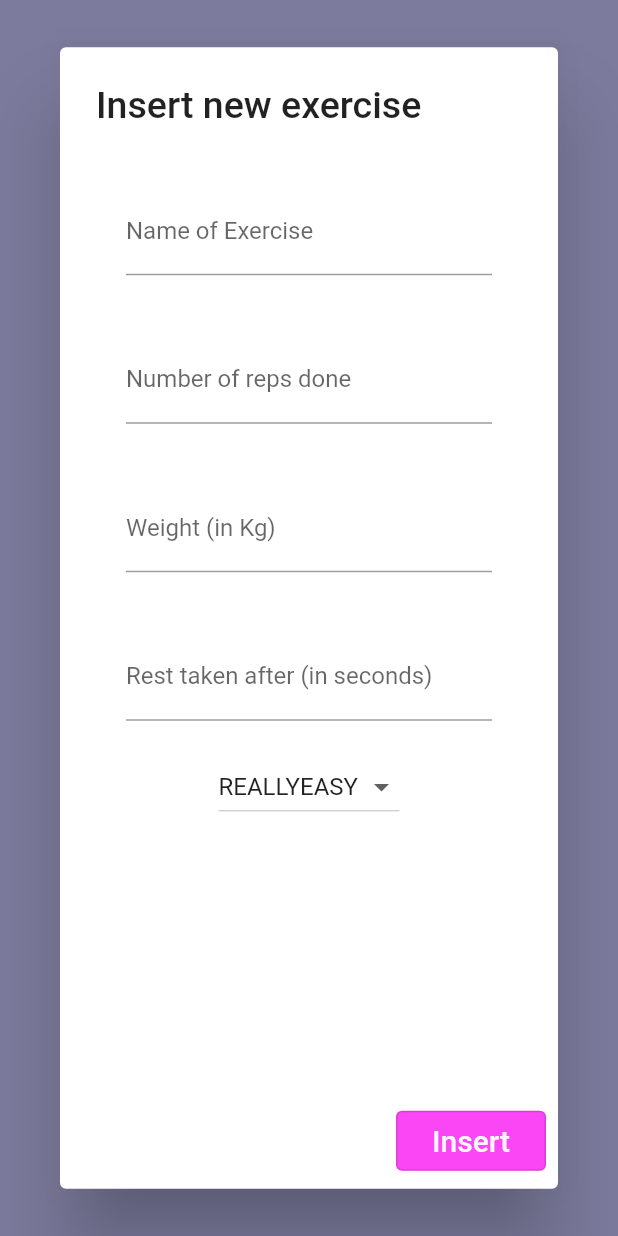
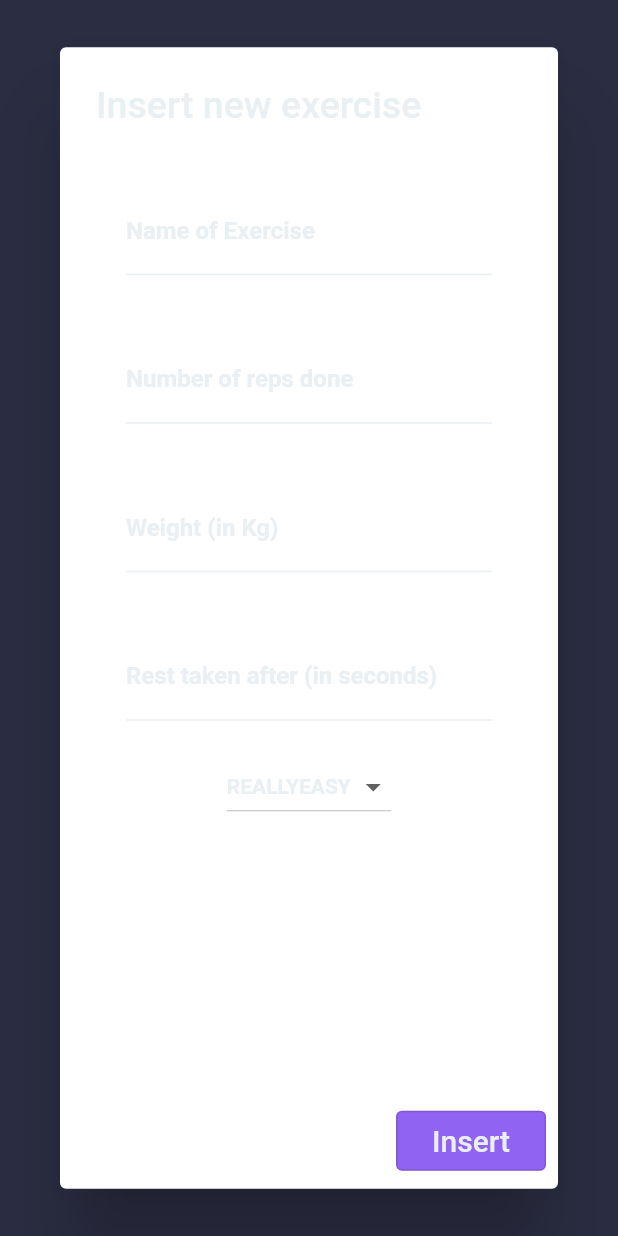
Before and after one commit to Fabri000/gym_track, a Flutter app: the ExerciseInsertionDialog widget shown alone on an empty page, opened directly, on a phone screen of 412 x 824 dp. Run offline on Flutter 3.47's test engine with Material 2 defaults, Android fonts, the light colour scheme and no system bars; missing offline and left inert: window_size.

Commit message:
ReColoring

```diff
--- a/lib/Objects/Enums/app_colors.dart
+++ b/lib/Objects/Enums/app_colors.dart
@@ -1,13 +1,15 @@
 import 'package:flutter/material.dart';
 
 enum AppColors {
-  PRIMARY(Color(0xFFFA46F4)),
-  SECONDARY(Color(0xFFAC84A8)),
-  DARK(Color(0xFF241823)),
-  CONTENT_TEXT(Colors.black),
-  TEXT_LIGHT(Color(0xFFFFF5FF)),
-  BACKGROUND(Color(0xFF7C7B9D));
+  PRIMARY(Color(0xFF9163F2)),
+  SECONDARY(Color(0xFF52498C)),
+  DARK(Color(0xFF492359)),
+  CONTENT_TEXT(Color(0xFF222426)),
+  LIGHT(Color(0xFFE9EFF2)),
+  BACKGROUND(Color(0xFF2B2D42));
 
+//2B2D42 alternative background
+//353940 background
   const AppColors(this.color);
   final Color color;
 }
--- a/lib/Ui/Body/exercisestable.dart
+++ b/lib/Ui/Body/exercisestable.dart
@@ -19,7 +19,7 @@ class ExerciseTable extends StatelessWidget {
                   border: TableBorder.all(color: AppColors.DARK.color),
                   headingRowColor:
                       MaterialStatePropertyAll(AppColors.PRIMARY.color),
-                  dataRowColor: const MaterialStatePropertyAll(Colors.white),
+                  dataRowColor: MaterialStatePropertyAll(AppColors.LIGHT.color),
                   headingTextStyle: const TextStyle(fontSize: 17),
                   columns: generateColumn(snapshot.data!.first),
                   rows: generateRows(snapshot.data!))
--- a/lib/Ui/UiElements/difficultyselector.dart
+++ b/lib/Ui/UiElements/difficultyselector.dart
@@ -1,4 +1,5 @@
 import 'package:flutter/material.dart';
+import 'package:gym_track/Objects/Enums/app_colors.dart';
 import 'package:gym_track/Objects/Enums/exercises_difficulty.dart';
 
 class DifficultySelector extends StatefulWidget {
@@ -31,6 +32,9 @@ class _DifficultySelectorState extends State<DifficultySelector> {
             _currentdifficulty = newDifficulty!;
           });
         },
+        style: TextStyle(
+            color: AppColors.LIGHT.color, fontWeight: FontWeight.bold),
+        dropdownColor: AppColors.BACKGROUND.color,
         items: Difficulty.values.map((Difficulty difficulty) {
           return DropdownMenuItem<Difficulty>(
               value: difficulty, child: Text(difficulty.toShortString()));
--- a/lib/Ui/UiElements/textinput.dart
+++ b/lib/Ui/UiElements/textinput.dart
@@ -24,7 +24,12 @@ class TextInput extends StatelessWidget {
             hoverColor: AppColors.PRIMARY.color,
             focusedBorder: UnderlineInputBorder(
               borderSide: BorderSide(color: AppColors.PRIMARY.color),
-              )),
+            ),
+            enabledBorder: UnderlineInputBorder(
+                borderSide: BorderSide(color: AppColors.LIGHT.color)),
+            labelStyle: TextStyle(
+                color: AppColors.LIGHT.color, fontWeight: FontWeight.bold),
+          ),
           cursorColor: AppColors.PRIMARY.color,
         ),
       ),
--- a/lib/Ui/exerciseinsertiondialog.dart
+++ b/lib/Ui/exerciseinsertiondialog.dart
@@ -29,10 +29,11 @@ class ExerciseInsertionDialog extends StatelessWidget {
             backgroundColor: MaterialStatePropertyAll(AppColors.PRIMARY.color)),
         child: Text(
           "Insert",
-          style: TextStyle(fontSize: 20, color: AppColors.TEXT_LIGHT.color),
+          style: TextStyle(fontSize: 20, color: AppColors.LIGHT.color),
         ));
     return AlertDialog(
-      title: const Text("Insert new exercise", style: TextStyle(fontSize: 25)),
+      title: Text("Insert new exercise",
+          style: TextStyle(fontSize: 25, color: AppColors.LIGHT.color)),
       content: DialogContent(
           exercisenamecontroller: exercisenamecontroller,
           numberofrepscontroller: numberofrepscontroller,
--- a/lib/Ui/mainpage.dart
+++ b/lib/Ui/mainpage.dart
@@ -29,7 +29,7 @@ class _HomePageState extends State<HomePage> {
           });
         },
         child: Text("Add new Exercise",
-            style: TextStyle(fontSize: 20, color: AppColors.TEXT_LIGHT.color)));
+            style: TextStyle(fontSize: 20, color: AppColors.LIGHT.color)));
     OutlinedButton quit = OutlinedButton(
         style: ButtonStyle(
             backgroundColor:
@@ -38,7 +38,7 @@ class _HomePageState extends State<HomePage> {
           exit(0);
         },
         child: Text("Quit",
-            style: TextStyle(fontSize: 20, color: AppColors.TEXT_LIGHT.color)));
+            style: TextStyle(fontSize: 20, color: AppColors.LIGHT.color)));
     return Scaffold(
       body: Center(
         child: Column(
```
Lines whose indentation alone changed are shown as unchanged.
